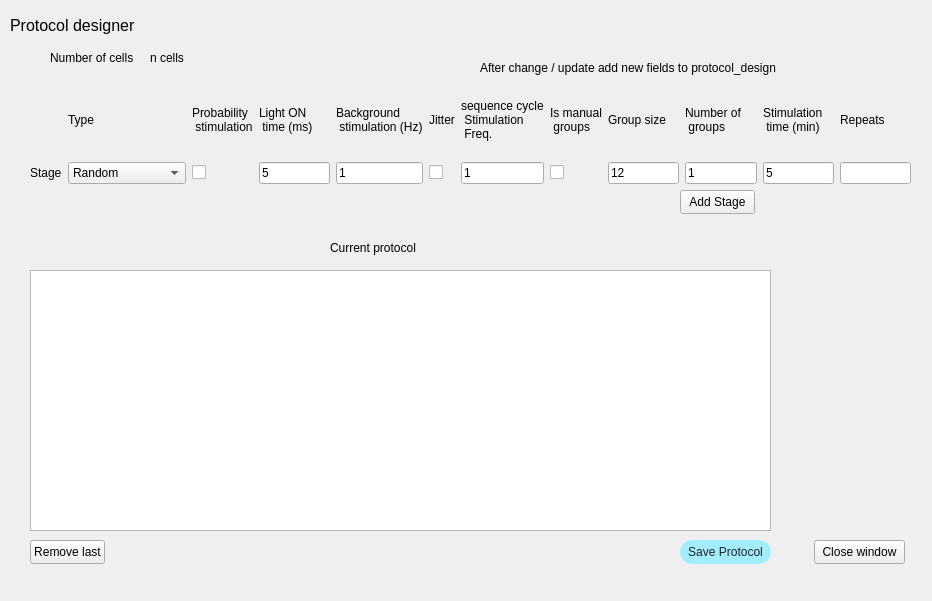
Before: the Qt Designer form MainGUI/Protocols.ui in Katzyon/QT_QUI, drawn with Qt 5.
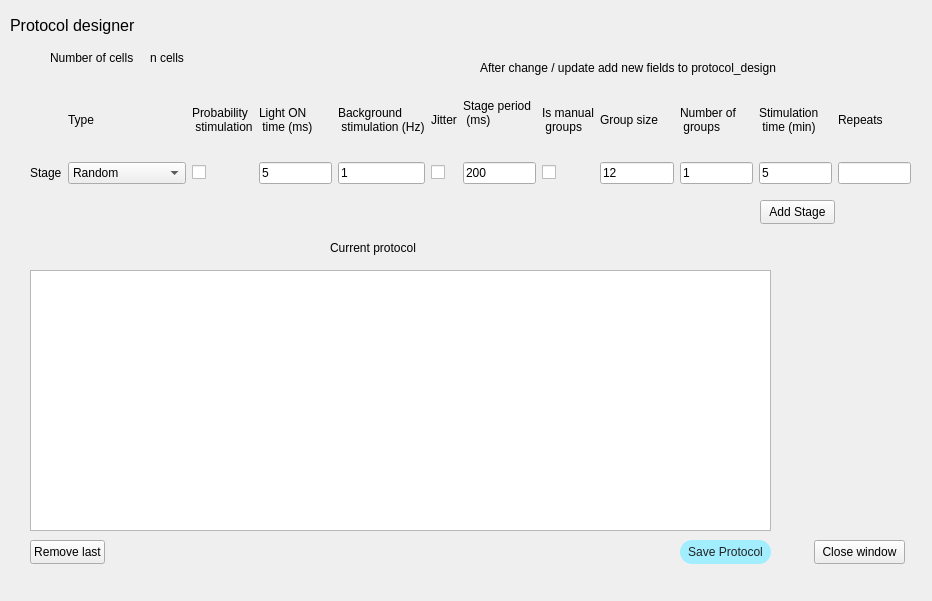
After: the same form once the commit is applied.

What changed in the file:
```diff
--- a/MainGUI/Protocols.ui
+++ b/MainGUI/Protocols.ui
@@ -88,8 +88,8 @@
   <widget class="QPushButton" name="addStage">
    <property name="geometry">
     <rect>
-     <x>680</x>
-     <y>190</y>
+     <x>760</x>
+     <y>200</y>
      <width>75</width>
      <height>24</height>
     </rect>
@@ -148,7 +148,7 @@
     <item row="2" column="6">
      <widget class="QLineEdit" name="groupFreq">
       <property name="text">
-       <string>1</string>
+       <string>200</string>
       </property>
      </widget>
     </item>
@@ -162,9 +162,9 @@
     <item row="0" column="6">
      <widget class="QLabel" name="label_6">
       <property name="text">
-       <string>sequence cycle 
- Stimulation 
- Freq.</string>
+       <string>Stage period 
+ (ms) 
+</string>
       </property>
      </widget>
     </item>
```
Left out of the diff: 2 changed lines with no effect on the pictures.
